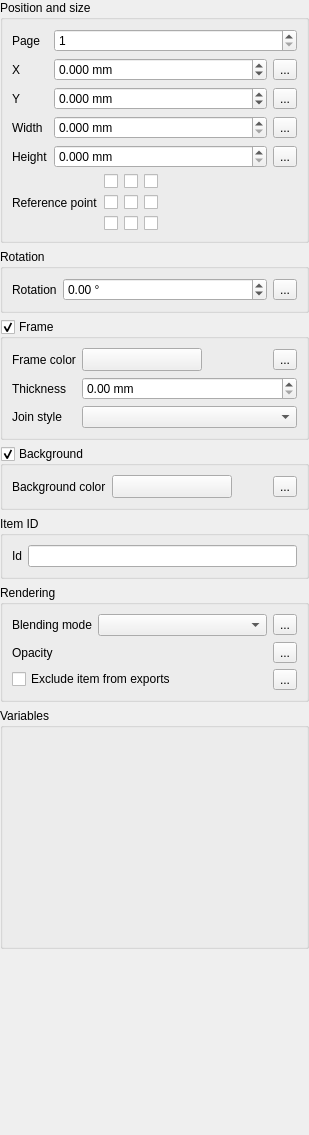
Above: src/ui/composer/qgscomposeritemwidgetbase.ui from qgis/QGIS before the change. Below: the same form after it.
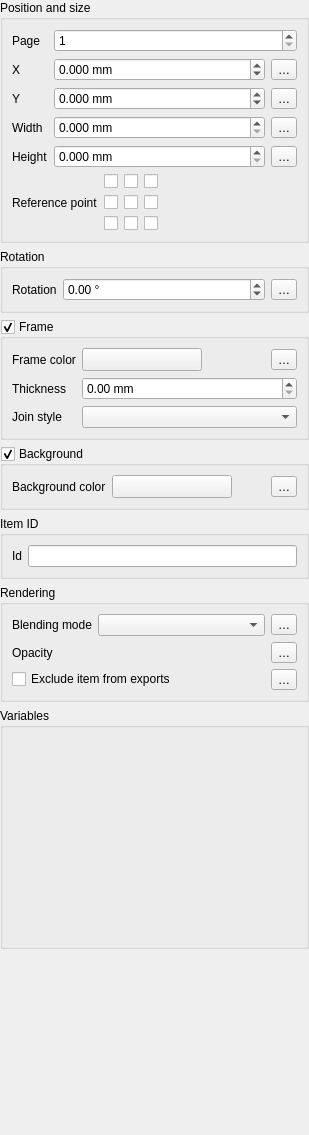
That is the form after the change. Custom widgets are drawn as their Qt base class.

```diff
--- a/src/ui/composer/qgscomposeritemwidgetbase.ui
+++ b/src/ui/composer/qgscomposeritemwidgetbase.ui
@@ -81,28 +81,28 @@
         <item row="1" column="3">
          <widget class="QgsPropertyOverrideButton" name="mXPositionDDBtn">
           <property name="text">
-           <string>...</string>
+           <string>…</string>
           </property>
          </widget>
         </item>
         <item row="2" column="3">
          <widget class="QgsPropertyOverrideButton" name="mYPositionDDBtn">
           <property name="text">
-           <string>...</string>
+           <string>…</string>
           </property>
          </widget>
         </item>
         <item row="3" column="3">
          <widget class="QgsPropertyOverrideButton" name="mWidthDDBtn">
           <property name="text">
-           <string>...</string>
+           <string>…</string>
           </property>
          </widget>
         </item>
         <item row="4" column="3">
          <widget class="QgsPropertyOverrideButton" name="mHeightDDBtn">
           <property name="text">
-           <string>...</string>
+           <string>…</string>
           </property>
          </widget>
         </item>
@@ -388,7 +388,7 @@
         <item>
          <widget class="QgsPropertyOverrideButton" name="mItemRotationDDBtn">
           <property name="text">
-           <string>...</string>
+           <string>…</string>
           </property>
          </widget>
         </item>
@@ -462,7 +462,7 @@
         <item>
          <widget class="QgsPropertyOverrideButton" name="mItemFrameColorDDBtn">
           <property name="text">
-           <string>...</string>
+           <string>…</string>
           </property>
          </widget>
         </item>
@@ -588,7 +588,7 @@
         <item>
          <widget class="QgsPropertyOverrideButton" name="mItemBackgroundColorDDBtn">
           <property name="text">
-           <string>...</string>
+           <string>…</string>
           </property>
          </widget>
         </item>
@@ -659,7 +659,7 @@
         <item>
          <widget class="QgsPropertyOverrideButton" name="mOpacityDDBtn">
           <property name="text">
-           <string>...</string>
+           <string>…</string>
           </property>
          </widget>
         </item>
@@ -677,7 +677,7 @@
         <item>
          <widget class="QgsPropertyOverrideButton" name="mExcludePrintsDDBtn">
           <property name="text">
-           <string>...</string>
+           <string>…</string>
           </property>
          </widget>
         </item>
@@ -698,7 +698,7 @@
         <item>
          <widget class="QgsPropertyOverrideButton" name="mBlendModeDDBtn">
           <property name="text">
-           <string>...</string>
+           <string>…</string>
           </property>
          </widget>
         </item>
```
